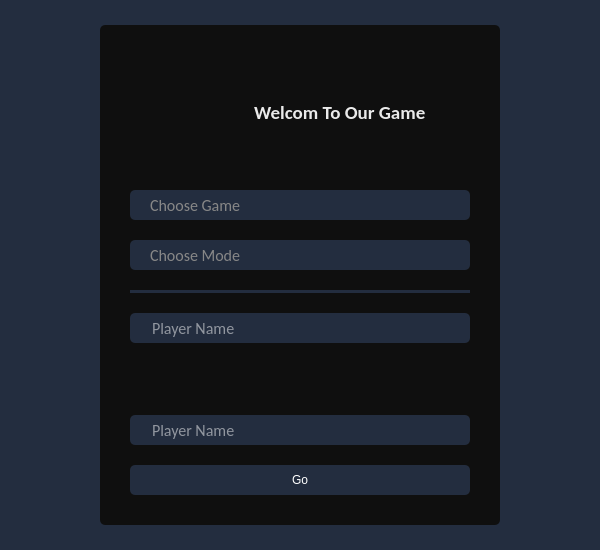
Above: forms/HomeWindow.ui from SayedReda1/TicTacToeGames before the change. Below: the same form after it.
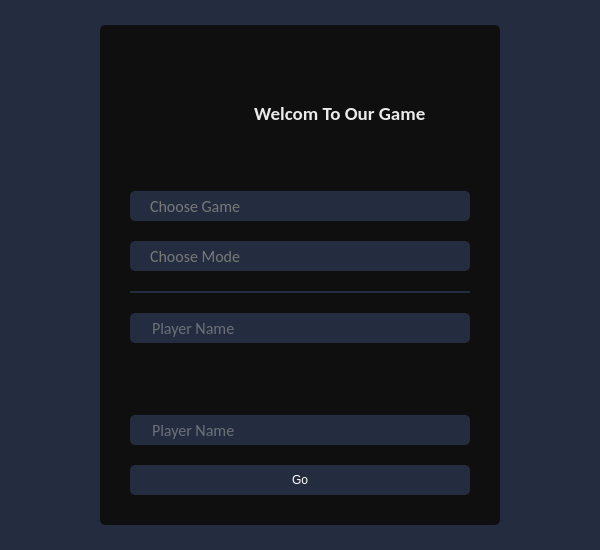
That is the form after the change. Icons and pictures are not drawn.

```diff
--- a/forms/HomeWindow.ui
+++ b/forms/HomeWindow.ui
@@ -115,7 +115,7 @@
 
 /* Text Edits */
 QLineEdit {
-	color: white;
+	color: rgb(180, 180, 180);
 	padding-left: 20px;
 	border-radius: 5px;
 }
@@ -131,7 +131,7 @@
 
 /* Combo Box */
 QComboBox {
-	color:  rgb(135, 135, 135);
+	color:  rgb(120, 120, 120);
 	padding-left: 20px;
 	boarder: none;
 	border-radius: 5px;
@@ -236,6 +236,9 @@
           <pointsize>12</pointsize>
          </font>
         </property>
+        <property name="styleSheet">
+         <string notr="true"/>
+        </property>
         <property name="placeholderText">
          <string>Choose Game</string>
         </property>
@@ -290,6 +293,12 @@
         <property name="minimumSize">
          <size>
           <width>0</width>
+          <height>2</height>
+         </size>
+        </property>
+        <property name="maximumSize">
+         <size>
+          <width>16777215</width>
           <height>1</height>
          </size>
         </property>
```
